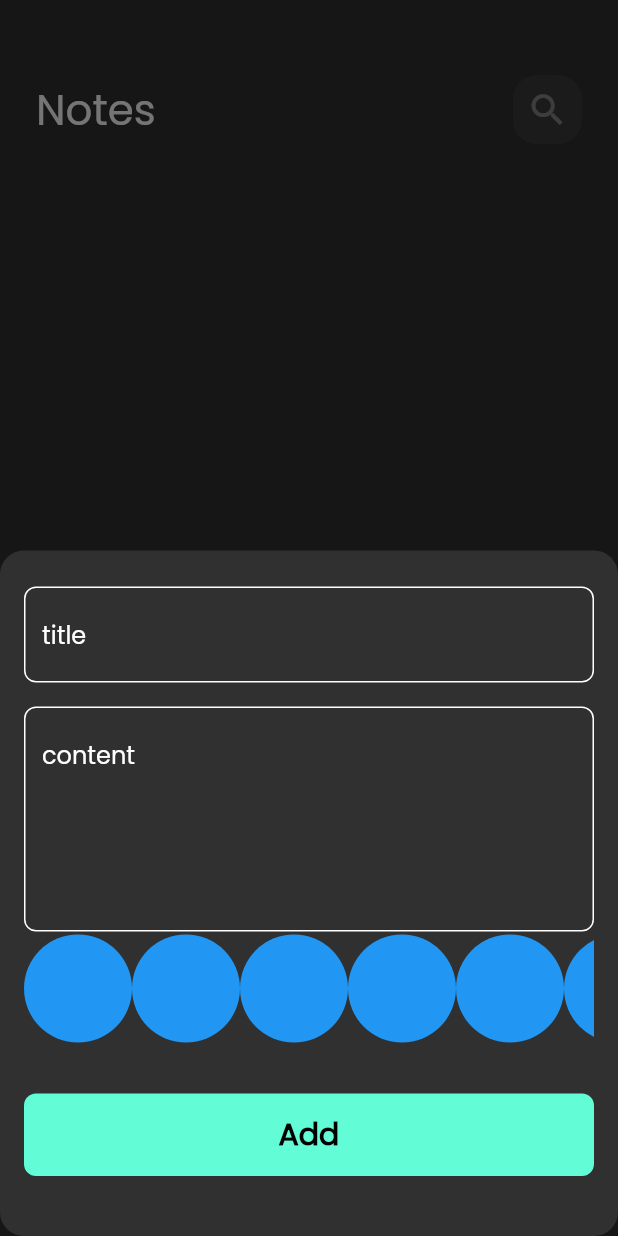
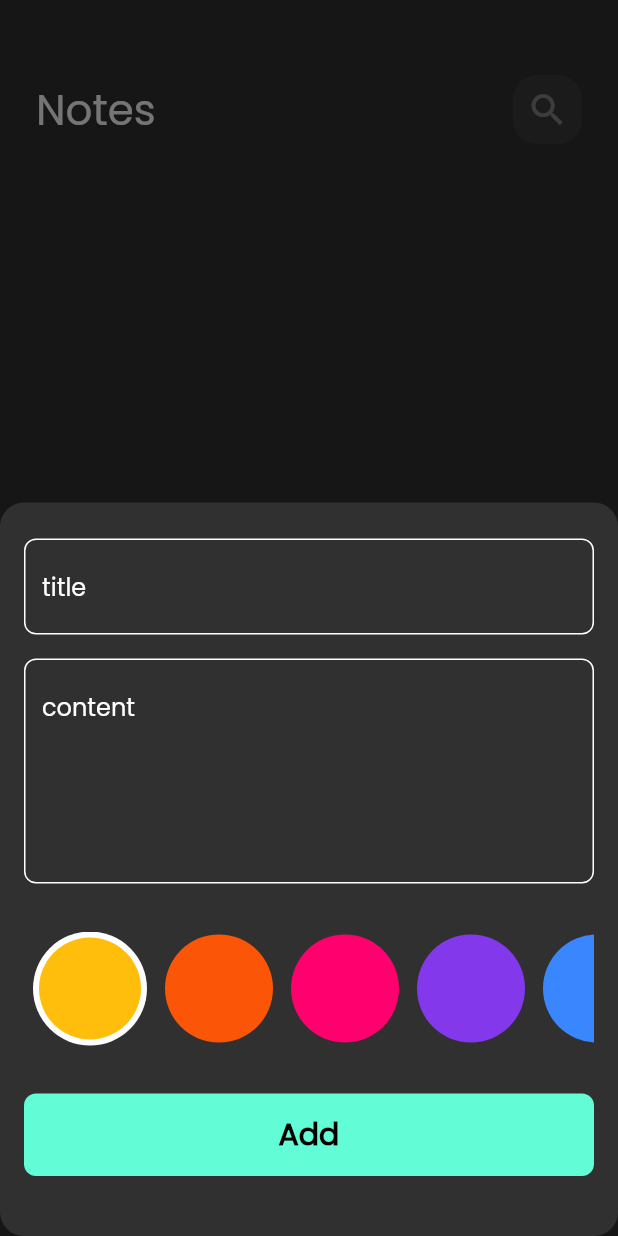
Before and after one commit to moustafa-hesham/QuickNotes, a Flutter app: the screen it shows after launch, after a tap on the "add" icon, on a phone screen of 412 x 824 dp. Run offline on Flutter 3.47's test engine with Material 2 defaults, Android fonts, the phone set to English and light mode, and no system bars; our stand-ins replace bloc, flutter_bloc, font_awesome_flutter, hive, hive_flutter; accounts and stored records are empty.

Commit message:
colors list view - part 2

```diff
--- a/lib/views/widgets/add_note_form.dart
+++ b/lib/views/widgets/add_note_form.dart
@@ -45,6 +45,9 @@ class _AddNoteFormState extends State<AddNoteForm> {
               subTitle = value;
             },
           ),
+          const SizedBox(
+            height: 32,
+          ),
           const ColorsListView(),
           const SizedBox(
             height: 32,
--- a/lib/views/widgets/colors_listview.dart
+++ b/lib/views/widgets/colors_listview.dart
@@ -1,29 +1,65 @@
 import 'package:flutter/material.dart';
 
 class CardsColor extends StatelessWidget {
-  const CardsColor({super.key});
-
+  const CardsColor({super.key, required this.isSelected, required this.color});
+  final bool isSelected;
+  final Color color;
   @override
   Widget build(BuildContext context) {
-    return const CircleAvatar(
-      radius: 36,
-      backgroundColor: Colors.blue,
-    );
+    return isSelected
+        ? CircleAvatar(
+            radius: 38,
+            backgroundColor: Colors.white,
+            child: CircleAvatar(
+              radius: 34,
+              backgroundColor: color,
+            ),
+          )
+        : CircleAvatar(
+            radius: 36,
+            backgroundColor: color,
+          );
   }
 }
 
-class ColorsListView extends StatelessWidget {
+class ColorsListView extends StatefulWidget {
   const ColorsListView({super.key});
+
+  @override
+  State<ColorsListView> createState() => _ColorsListViewState();
+}
+
+class _ColorsListViewState extends State<ColorsListView> {
+  int currentIndex = 0;
+  List<Color> colors = const [
+    Color(0xffffbe0b),
+    Color(0xfffb5607),
+    Color(0xffff006e),
+    Color(0xff8338ec),
+    Color(0xff3a86ff),
+  ];
 
   @override
   Widget build(BuildContext context) {
     return SizedBox(
       height: 38 * 2,
       child: ListView.builder(
-          itemCount: 10,
+          itemCount: colors.length,
           scrollDirection: Axis.horizontal,
           itemBuilder: (context, index) {
-            return const CardsColor();
+            return Padding(
+              padding: const EdgeInsets.symmetric(horizontal: 6),
+              child: GestureDetector(
+                onTap: () {
+                  currentIndex = index;
+                  setState(() {});
+                },
+                child: CardsColor(
+                  color: colors[index],
+                  isSelected: currentIndex == index,
+                ),
+              ),
+            );
           }),
     );
   }
```
